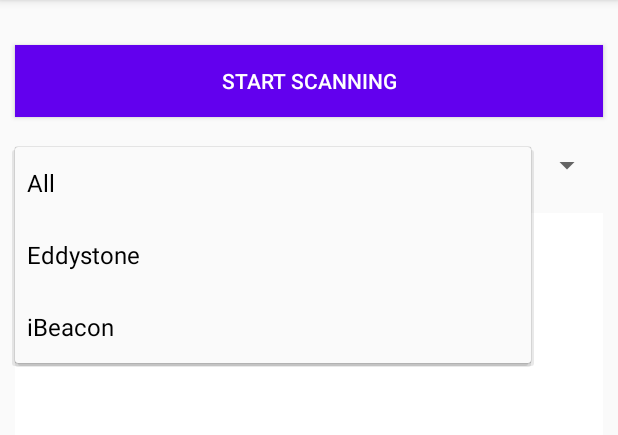
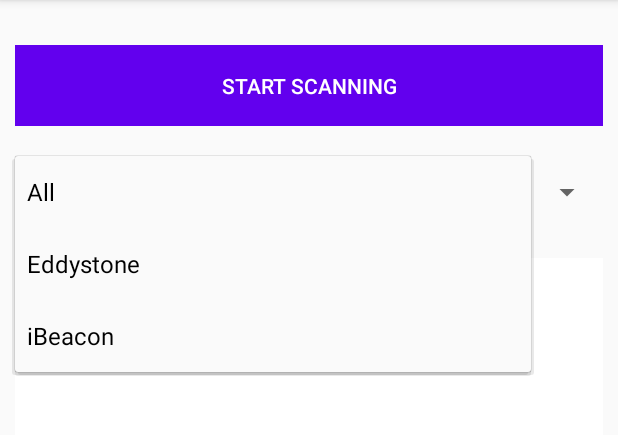
Before and after one commit to saliWd/distance, an Android app: the screen it shows after launch (MainActivity), after a tap on "All", on a phone screen of 412 x 824 dp, the part 84-519 px from its top. Run offline under Robolectric (Android 15) with nearby library versions, the phone set to English and light mode, and no system bars.

Commit message:
some layout suggestions

```diff
--- a/swimmeterApp/app/src/main/AndroidManifest.xml
+++ b/swimmeterApp/app/src/main/AndroidManifest.xml
@@ -15,7 +15,7 @@
         android:allowBackup="true"
         android:icon="@mipmap/ic_launcher"
         android:label="@string/app_name"
-        android:roundIcon="@mipmap/ic_launcher_round"
+        android:roundIcon="@mipmap/ic_launcher"
         android:supportsRtl="true"
         android:theme="@style/AppTheme">
         <activity android:name=".MainActivity"
--- a/swimmeterApp/app/src/main/res/layout/fragment_scanner.xml
+++ b/swimmeterApp/app/src/main/res/layout/fragment_scanner.xml
@@ -21,8 +21,9 @@
             android:background="@color/colorPrimary"
             android:clickable="true"
             android:focusable="true"
-            android:text="Start Scanning"
-            android:textColor="@color/white" />
+            android:text="@string/start_scanning"
+            android:textColor="@color/white"
+            style="?android:attr/buttonBarButtonStyle" />
 
         <Button
             android:id="@+id/stopButton"
@@ -33,21 +34,24 @@
             android:background="@color/colorPrimary"
             android:clickable="true"
             android:focusable="true"
-            android:text="Stop Scanning"
+            android:text="@string/stop_scanning"
             android:textColor="@color/white"
-            android:visibility="gone" />
+            android:visibility="gone"
+            style="?android:attr/buttonBarButtonStyle" />
     </LinearLayout>
 
     <Spinner
         android:id="@+id/spinner"
         android:layout_width="match_parent"
         android:layout_height="wrap_content"
-        android:layout_margin="10dp" />
+        android:layout_margin="10dp"
+        android:contentDescription="@string/spinner"
+        android:minHeight="48dp" />
 
     <androidx.recyclerview.widget.RecyclerView
         android:id="@+id/recyclerView"
         android:layout_width="match_parent"
-        android:layout_height="match_parent"
+        android:layout_height="0dp"
         android:layout_margin="10dp"
         android:layout_weight="1"
         android:background="@color/white" />
--- a/swimmeterApp/app/src/main/res/values/strings.xml
+++ b/swimmeterApp/app/src/main/res/values/strings.xml
@@ -8,6 +8,9 @@
     <string name="namespace">Namespace: %1$s</string>
     <string name="uuid">UUID: %1$s</string>
     <string name="major_minor">Major: %1$s Minor: %2$s</string>
+    <string name="spinner">spinner</string>
+    <string name="start_scanning">Start Scanning</string>
+    <string name="stop_scanning">Stop Scanning</string>
     <string-array name="BLE_Scanner_Type">
         <item>All</item>
         <item>Eddystone</item>
```
Also changed, not shown: swimmeterApp/app/src/main/res/mipmap-hdpi/ic_launcher_round.png (deleted), 1 other file.
